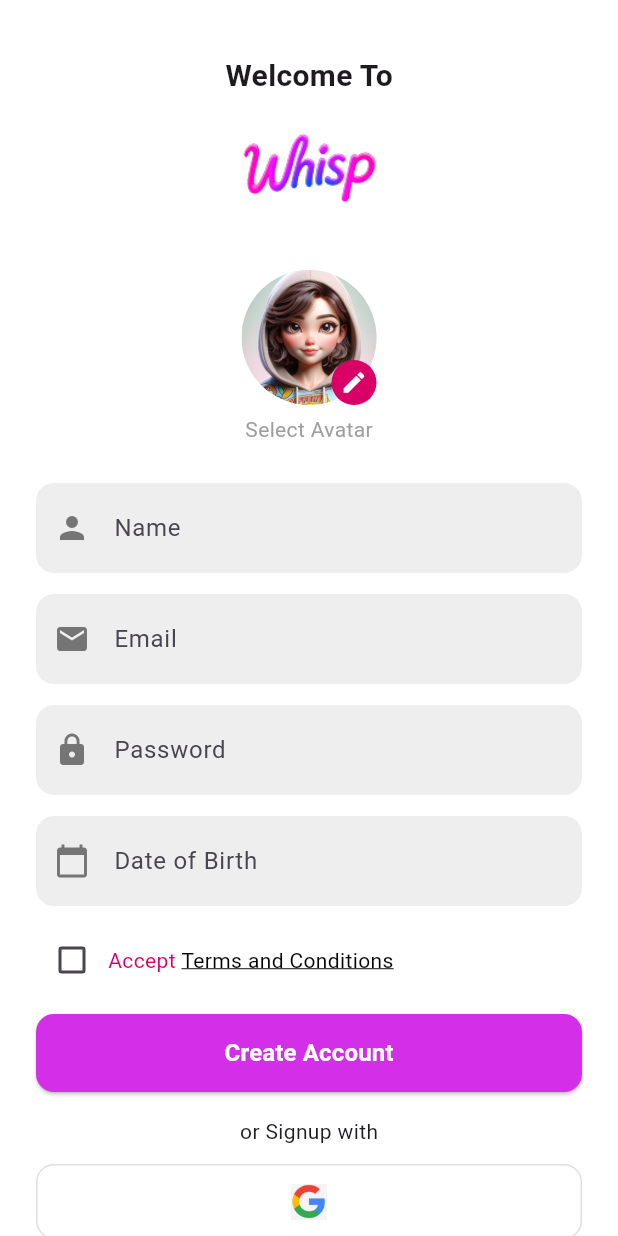
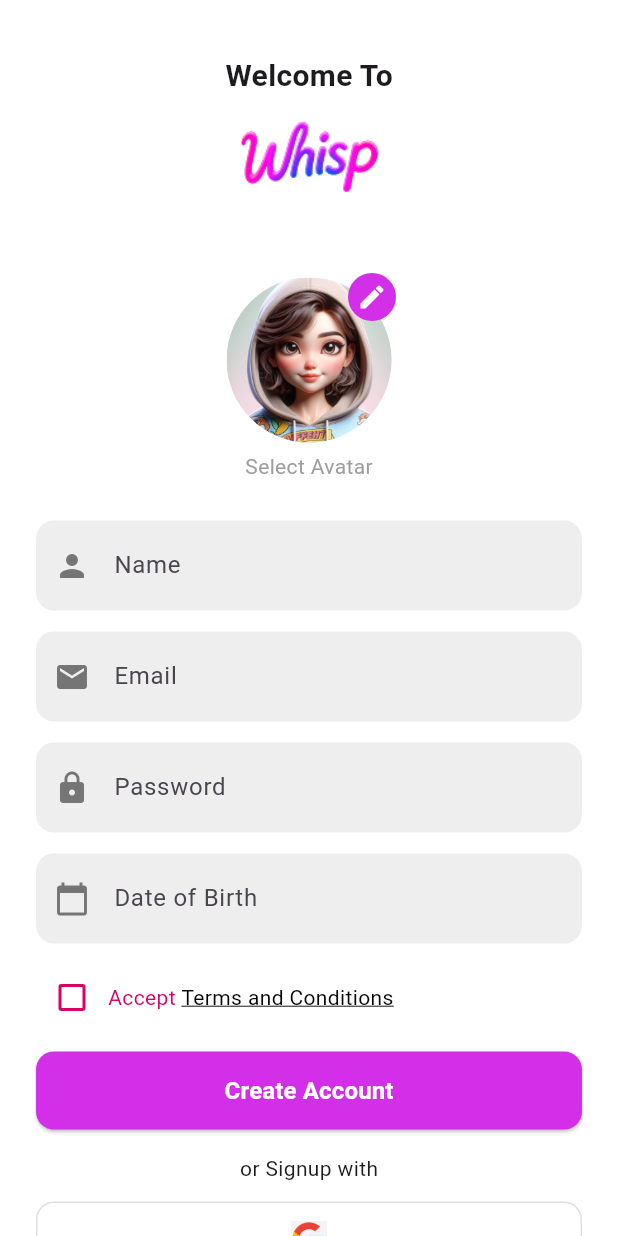
Before and after one commit to RtechnologiesMobileApp/whisp, a Flutter app: the screen it shows after launch, on a phone screen of 412 x 824 dp. Run offline on Flutter 3.47's test engine with Material 3 defaults, Android fonts, the phone set to English and light mode, and no system bars; our stand-ins replace get, image_picker.

Commit message:
add colors

```diff
--- /dev/null
+++ b/lib/config/constants/colors.dart
@@ -0,0 +1,11 @@
+import 'package:flutter/material.dart';
+
+class AppColors {
+  // 🔹 Primary brand color (used for main buttons, highlights)
+  static const Color primary = Color(0xFFD32FE8);
+
+
+  static const Color secondary = Color(0xFFD90166);
+ static const Color white = Colors.white;
+
+}
--- a/lib/features/auth/view/gender_view.dart
+++ b/lib/features/auth/view/gender_view.dart
@@ -1,5 +1,6 @@
 import 'package:flutter/material.dart';
 import 'package:get/get.dart';
+import 'package:whisp/config/constants/colors.dart';
 import '../controllers/gender_controller.dart';
 import '../widgets/custom_button.dart';
 
@@ -73,10 +74,10 @@
         width: double.infinity,
         height: 50,
         decoration: BoxDecoration(
-          color: isSelected ? Colors.purple : Colors.white,
+          color: isSelected ? AppColors.primary : Colors.white,
           borderRadius: BorderRadius.circular(12),
           border: Border.all(
-            color: isSelected ? Colors.purple : Colors.grey.shade300,
+            color: isSelected ? AppColors.primary : Colors.grey.shade300,
             width: 1.2,
           ),
         ),
--- a/lib/features/auth/view/signup_view.dart
+++ b/lib/features/auth/view/signup_view.dart
@@ -1,5 +1,6 @@
 import 'package:flutter/material.dart';
 import 'package:get/get.dart';
+import 'package:whisp/config/constants/colors.dart';
 import 'package:whisp/config/constants/images.dart';
 import 'package:whisp/config/routes/app_pages.dart';
 import 'package:whisp/features/auth/widgets/custom_button.dart';
@@ -31,54 +32,87 @@
                     style: TextStyle(fontSize: 20, fontWeight: FontWeight.w600),
                   ),
                   Transform.translate(
-      offset: const Offset(0, -10), // 👈 slightly moves logo upward
-      child: Image.asset(
-        AppImages.logo,
-        height: 115,
-      ),
+                    offset: const Offset(
+                      0,
+                      -20,
+                    ), // 👈 slightly moves logo upward
+                    child: Image.asset(AppImages.logo, height: 120),
                   ),
                 ],
               ),
 
-
-
               // Avatar Section
               GestureDetector(
-                onTap: controller.pickImage, // 👈 open image picker
+    onTap: controller.pickImage,
     child: Obx(() {
       return Stack(
-                    alignment: Alignment.bottomRight,
+        clipBehavior: Clip.none,
+        alignment: Alignment.topRight, // 👈 edit icon now top-right
         children: [
           CircleAvatar(
-                        radius: 45,
+            radius: 55, // 👈 slightly larger avatar
             backgroundImage: controller.selectedImage.value != null
                 ? FileImage(controller.selectedImage.value!)
-                            : const AssetImage(AppImages.placeholderpic)
-                                  as ImageProvider,
+                : const AssetImage(AppImages.placeholderpic) as ImageProvider,
             backgroundColor: Colors.grey[200],
           ),
-                      Container(
+          Positioned(
+            top: -3, // slight adjustment to sit nicely
+            right: -3,
+            child: Container(
               padding: const EdgeInsets.all(6),
               decoration: const BoxDecoration(
-                          color: Color(0xFFD90166),
+                color: AppColors.primary,
                 shape: BoxShape.circle,
               ),
               child: const Icon(
                 Icons.edit,
-                          size: 18,
+                size: 20,
                 color: Colors.white,
+              ),
             ),
           ),
         ],
       );
     }),
   ),
+
+              // GestureDetector(
+              //   onTap: controller.pickImage, // 👈 open image picker
+              //   child: Obx(() {
+              //     return Stack(
+              //       alignment: Alignment.bottomRight,
+              //       children: [
+              //         CircleAvatar(
+              //           radius: 45,
+              //           backgroundImage: controller.selectedImage.value != null
+              //               ? FileImage(controller.selectedImage.value!)
+              //               : const AssetImage(AppImages.placeholderpic)
+              //                     as ImageProvider,
+              //           backgroundColor: Colors.grey[200],
+              //         ),
+              //         Container(
+              //           padding: const EdgeInsets.all(6),
+              //           decoration: const BoxDecoration(
+              //             color: AppColors.secondary,
+              //             shape: BoxShape.circle,
+              //           ),
+              //           child: const Icon(
+              //             Icons.edit,
+              //             size: 18,
+              //             color: Colors.white,
+              //           ),
+              //         ),
+              //       ],
+              //     );
+              //   }),
+              // ),
+
+
               const SizedBox(height: 6),
               const Text('Select Avatar', style: TextStyle(color: Colors.grey)),
 
-
               const SizedBox(height: 6),
-
 
               const SizedBox(height: 20),
 
@@ -125,10 +159,29 @@
                     Checkbox(
                       value: controller.acceptTerms.value,
                       onChanged: controller.toggleTerms,
-                      activeColor: Colors.purple,
+                      activeColor:
+                          AppColors.primary, // ✅ check fill color when checked
+                      checkColor:
+                          Colors.white, // ✅ color of the checkmark inside
+                      side: const BorderSide(
+                        // ✅ border color when unchecked
+                        color: AppColors.secondary,
+                        width: 2,
                       ),
-                    const Text('Accept ',
-                    style: TextStyle(color: Color(0xFFD90166)),),
+                      fillColor: MaterialStateProperty.resolveWith<Color>((
+                        Set<MaterialState> states,
+                      ) {
+                        if (states.contains(MaterialState.selected)) {
+                          return AppColors.primary; // when checked
+                        }
+                        return Colors.transparent; // when unchecked
+                      }),
+                    ),
+
+                    const Text(
+                      'Accept ',
+                      style: TextStyle(color: AppColors.secondary),
+                    ),
                     GestureDetector(
                       onTap: () {},
                       child: const Text(
@@ -202,6 +255,8 @@
 
               SizedBox(height: size.height * 0.05),
             ],
+
+
           ),
         ),
       ),
--- a/lib/features/auth/widgets/custom_button.dart
+++ b/lib/features/auth/widgets/custom_button.dart
@@ -1,5 +1,6 @@
 
 import 'package:flutter/material.dart';
+import 'package:whisp/config/constants/colors.dart';
 
 class CustomButton extends StatelessWidget {
   final String text;
@@ -15,8 +16,8 @@
     super.key,
     required this.text,
     required this.onPressed,
-    this.color = const Color(0xFFD32FE8),
-    this.textColor = Colors.white,
+    this.color = AppColors.primary,
+    this.textColor = AppColors.white,
     this.height = 52,
     this.borderRadius = 12,
     this.isLoading = false,
```
Lines whose indentation alone changed are shown as unchanged.
